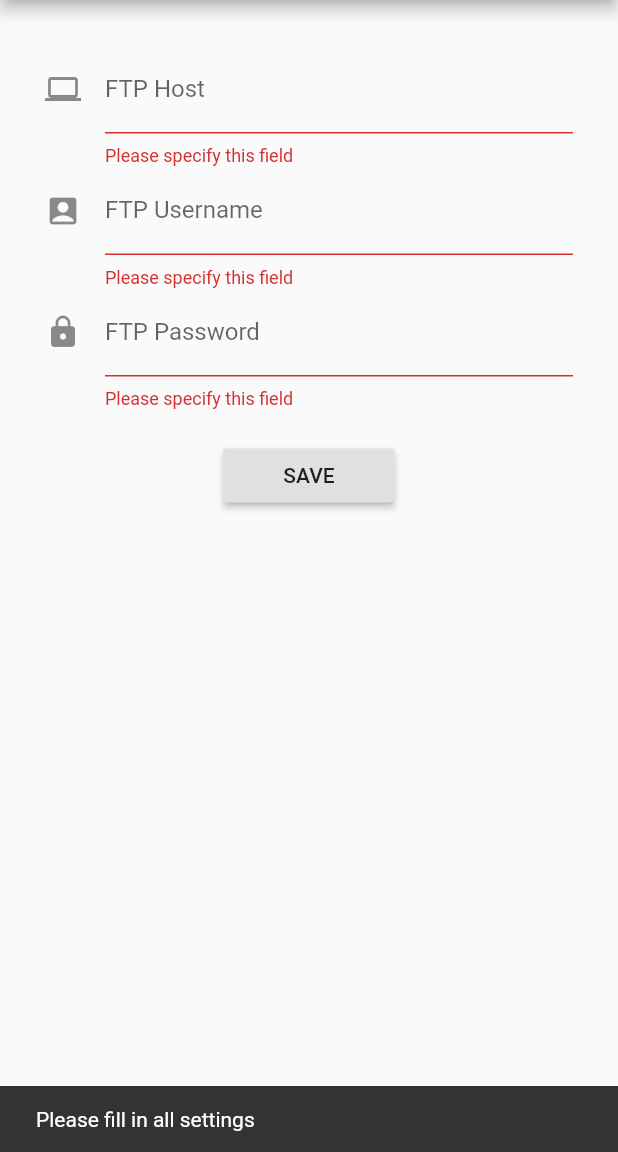
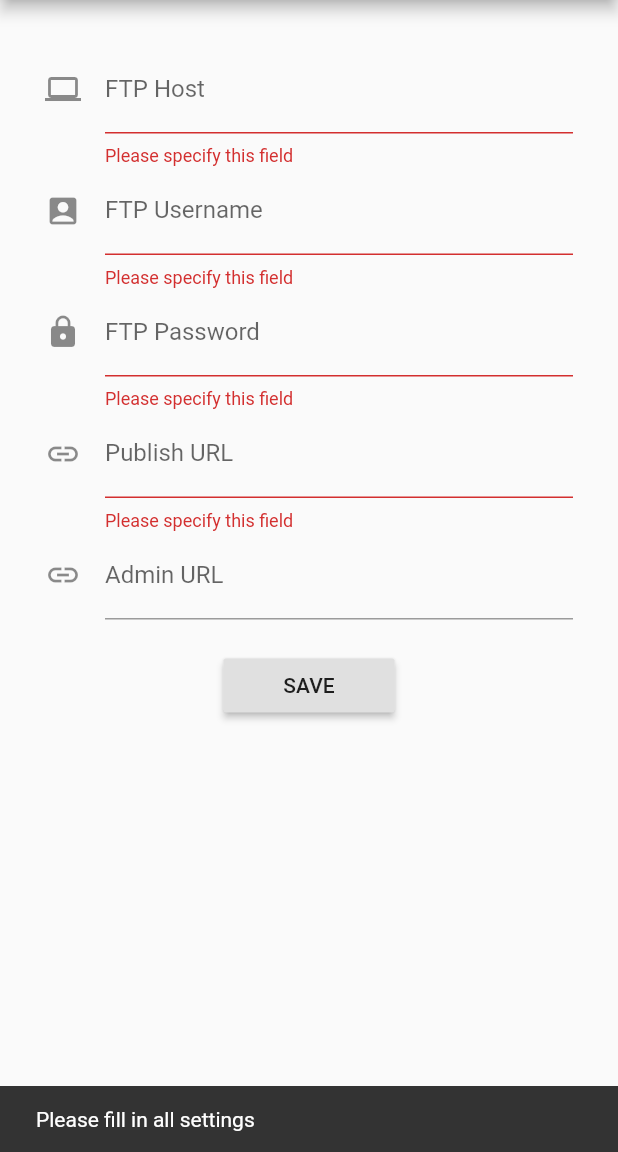
Before and after one commit to acidjazz/uploader, a Flutter app: the Settings screen opened by its route, after a tap on "SAVE", on a phone screen of 412 x 824 dp, the part 84-1236 px from its top. Run offline on Flutter 3.47's test engine with Material 2 defaults, Android fonts, the phone set to English and light mode, and no system bars; our stand-ins replace connectivity, flutter_native_image, image_picker, shared_preferences; missing offline and left inert: a package; accounts and stored records are empty.

Commit message:
✨ Changes take 1 from the google doc
* Home Drawer now shows current workgroup
* Settings page now stores the FTP Publish URL
* Inventory Upload now uses the FTP Publish URL specified
* Settings page now stores an Admin URL
* Home Drawer now has an option to open the Admin URL
* Home Drawer now has an option to go to a documentation URL
* Inventory now shows Number instead of name, not editable yet
* I now show the actual server response form a CSV POST, i strip all html and reveal this in the snackbar for 10ish seconds

```diff
--- a/lib/HomeDrawer.dart
+++ b/lib/HomeDrawer.dart
@@ -1,14 +1,18 @@
 import 'dart:async';
 
 import 'package:flutter/material.dart';
+import 'package:url_launcher/url_launcher.dart';
 import 'UserData.dart' show user;
 
-class HomeDrawer extends StatelessWidget {
+class HomeDrawer extends StatefulWidget {
 
   String routeName;
+
   HomeDrawer(this.routeName);
 
-  Future<bool> _logOut (BuildContext context) async {
+  HomeDrawerState createState() => new HomeDrawerState();
+
+  Future<bool> _logOut(BuildContext context) async {
     final nav = Navigator.of(context);
     nav.pop();
     showInSnackBar(context, 'Logging out..');
@@ -17,23 +21,53 @@ class HomeDrawer extends StatelessWidget {
     return true;
   }
 
+  Future<void> _help(BuildContext context) async {
+    const url = 'https://www.maxanet.com';
+    if (await canLaunch(url)) {
+      await launch(url, forceSafariVC: false, forceWebView: false);
+    } else {
+      showInSnackBar(context, 'Cannot launch URL');
+    }
+  }
+
+  Future<void> _admin(BuildContext context) async {
+    String url = user.adminURL;
+    if (await canLaunch(url)) {
+      await launch(url, forceSafariVC: false, forceWebView: false);
+    } else {
+      showInSnackBar(context, 'Cannot launch URL');
+    }
+  }
+
   void showInSnackBar(BuildContext context, String value) {
     Scaffold.of(context).showSnackBar(new SnackBar(
       content: new Text(value),
     ));
   }
 
+}
+
+class HomeDrawerState extends State<HomeDrawer> {
+  var _loaded = false;
+
+  Future<void> loadUser() async {
+    await user.load();
+    setState(() { _loaded = true; });
+  }
+
   @override
   Widget build(BuildContext context) {
-    return new Drawer(
-       child: new Column(
+    if (!_loaded) loadUser();
+    if (!_loaded) {
+      return new Center(child: new CircularProgressIndicator());
+    } else {
+      return new Drawer(
+        child: new Column(
           children: <Widget>[
             new UserAccountsDrawerHeader(
-              accountName: new Text('firstName lastName'),
+              accountName: new Text('WorkGroup'),
               accountEmail: new Text(user.email),
-              currentAccountPicture: const CircleAvatar(
-                backgroundImage: const AssetImage('images/avatar.png'),
-              ),
+              currentAccountPicture: null,
               decoration: new BoxDecoration(
                 image: new DecorationImage(
                   image: new AssetImage('images/pattern-box.png'),
@@ -45,29 +79,40 @@ class HomeDrawer extends StatelessWidget {
             new ListTile(
               leading: const Icon(Icons.exit_to_app),
               title: new Text('Sign Out'),
-              onTap: () => _logOut(context),
+              onTap: () => widget._logOut(context),
             ),
             new ListTile(
               leading: const Icon(Icons.home),
               title: const Text('Home'),
               onTap: () => Navigator.pushNamed(context, '/home'),
-              selected: this.routeName == '/home',
+              selected: widget.routeName == '/home',
             ),
             new ListTile(
               leading: const Icon(Icons.shopping_cart),
               title: const Text('Inventories'),
               onTap: () => Navigator.pushNamed(context, '/inventories'),
-              selected: this.routeName == '/inventories',
+              selected: widget.routeName == '/inventories',
             ),
             new ListTile(
               leading: const Icon(Icons.settings),
               title: const Text('Settings'),
               onTap: () => Navigator.pushNamed(context, '/settings'),
-              selected: this.routeName == '/settings',
+              selected: widget.routeName == '/settings',
+            ),
+            new ListTile(
+              leading: const Icon(Icons.help),
+              title: new Text('Documentation / Tutorial'),
+              onTap: () => widget._help(context),
+            ),
+            new ListTile(
+              leading: const Icon(Icons.open_in_browser),
+              title: new Text('Admin URL'),
+              onTap: () => widget._admin(context),
             ),
           ],
         ),
       );
+    }
   }
 
 }
--- a/lib/UserData.dart
+++ b/lib/UserData.dart
@@ -16,6 +16,9 @@ class UserData {
   String ftpPassword = '';
   String ftpValid = 'false';
 
+  String publishURL = '';
+  String adminURL = '';
+
   static final UserData _singleton = new UserData._internal();
   UserData._internal();
   static UserData get instance => _singleton;
@@ -28,6 +31,10 @@ class UserData {
     this.ftpUsername = prefs.getString('ftpUsername');
     this.ftpPassword = prefs.getString('ftpPassword');
     this.ftpValid = prefs.getString('ftpValid');
+
+    this.publishURL = prefs.getString('publishURL');
+    this.adminURL = prefs.getString('adminURL');
+
     return true;
   }
 
@@ -39,6 +46,9 @@ class UserData {
     prefs.setString('ftpUsername', this.ftpUsername);
     prefs.setString('ftpPassword', this.ftpPassword);
     prefs.setString('ftpValid', this.ftpValid);
+
+    prefs.setString('publishURL', this.publishURL);
+    prefs.setString('adminURL', this.adminURL);
     return true;
   }
 
--- a/lib/pages/login.dart
+++ b/lib/pages/login.dart
@@ -32,6 +32,7 @@ class LoginState extends State<Login> {
       showInSnackBar('Logging In..');
       form.save();
       await user.save();
+      await user.load();
       if (user.ftpValid == 'true') {
         Navigator.of(context).pushReplacementNamed('/inventories');
       } else {
--- a/lib/pages/settings.dart
+++ b/lib/pages/settings.dart
@@ -59,7 +59,6 @@ class SettingsState extends State<Settings> {
     return null;
   }
 
-
   void init() async {
     await user.load();
     setState(() => _loaded = true);
@@ -87,7 +86,7 @@ class SettingsState extends State<Settings> {
           key: _formKey,
           child: new Container(
             padding: new EdgeInsets.symmetric(horizontal: 30.0, vertical: 30.0),
-            child: new Column(
+            child: new ListView(
               children: <Widget>[
                 new TextFormField(
                   decoration: const InputDecoration(
@@ -125,6 +124,30 @@ class SettingsState extends State<Settings> {
                     user.ftpPassword = value;
                   }
                 ),
+                new TextFormField(
+                  decoration: const InputDecoration(
+                    icon: const Icon(Icons.link),
+                    labelText: 'Publish URL',
+                  ),
+                  validator: _validateField,
+                  initialValue: user.publishURL,
+                  keyboardType: TextInputType.text,
+                  onSaved: (String value) {
+                    user.publishURL = value;
+                  }
+                ),
+                new TextFormField(
+                  decoration: const InputDecoration(
+                    icon: const Icon(Icons.link),
+                    labelText: 'Admin URL',
+                  ),
+                  // validator: _validateField,
+                  initialValue: user.adminURL,
+                  keyboardType: TextInputType.text,
+                  onSaved: (String value) {
+                    user.adminURL = value;
+                  }
+                ),
                 new Container(
                   padding: const EdgeInsets.all(20.0),
                   alignment: Alignment.center,
@@ -137,6 +160,8 @@ class SettingsState extends State<Settings> {
                     onPressed: _handleSave,
                   ),
                 ),
+
+
               ]
             ),
           ),
--- a/pubspec.yaml
+++ b/pubspec.yaml
@@ -21,6 +21,8 @@ dev_dependencies:
   http: ^0.11.3+16
   flutter_native_image:
     git: https://github.com/acidjazz/flutter_native_image.git
+  url_launcher: ^3.0.0
+
 
 flutter_icons:
   image_path: "images/icon.png"
```
Also changed, not shown: lib/InventoryData.dart (+29 -14 lines), lib/pages/inventory.dart (+7 -5 lines), lib/pages/inventoryModify.dart (+9 -5 lines), pubspec.lock.
